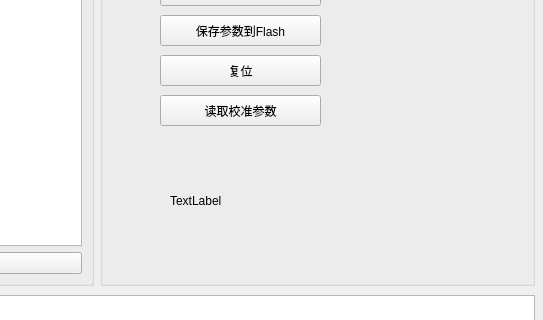
Qt form CHFirmwareUpdater/mdbus_dialog.ui (dongFangTuring/CHCenter) before a commit; both pictures show x 416 to 959 and y 175 to 495 of the 959 by 595 pixel window.
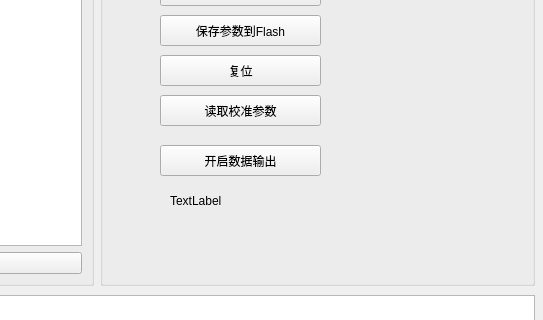
The same form after that commit.

Commit message:
setting ui close:
enable output and don't reset

```diff
--- a/CHFirmwareUpdater/mdbus_dialog.ui
+++ b/CHFirmwareUpdater/mdbus_dialog.ui
@@ -261,6 +261,19 @@
         <string>读取信息</string>
        </property>
       </widget>
+      <widget class="QPushButton" name="btn_enable_output">
+       <property name="geometry">
+        <rect>
+         <x>60</x>
+         <y>290</y>
+         <width>161</width>
+         <height>31</height>
+        </rect>
+       </property>
+       <property name="text">
+        <string>开启数据输出</string>
+       </property>
+      </widget>
      </widget>
     </item>
    </layout>
```
The commit also changes 5 other files.
